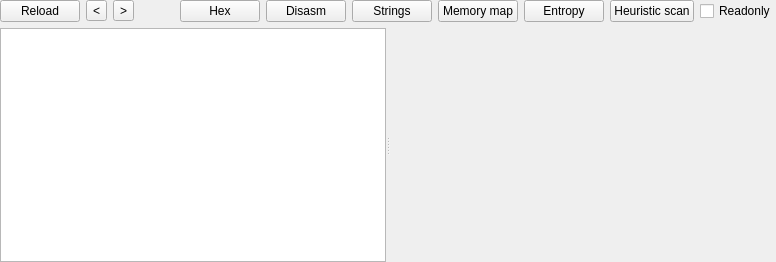
horsicq/FormatWidgets, file MACH/machwidget.ui: the form before one commit.
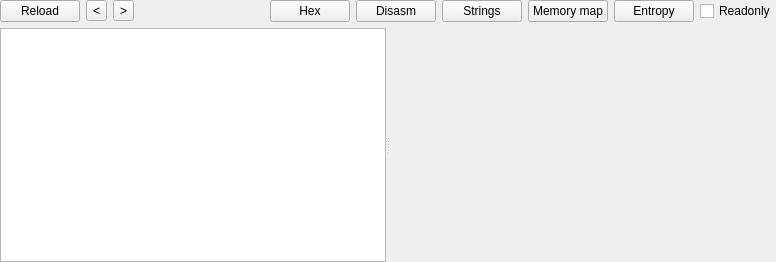
The form after the commit. Custom widgets are drawn as their Qt base class.

Patch:
```diff
--- a/MACH/machwidget.ui
+++ b/MACH/machwidget.ui
@@ -100,13 +100,6 @@
        </property>
       </widget>
      </item>
-     <item>
-      <widget class="QPushButton" name="pushButtonHeuristicScan">
-       <property name="text">
-        <string>Heuristic scan</string>
-       </property>
-      </widget>
-     </item>
      <item>
       <widget class="QCheckBox" name="checkBoxReadonly">
        <property name="text">
```
Left out of the diff: 2 changed lines with no effect on the pictures.
